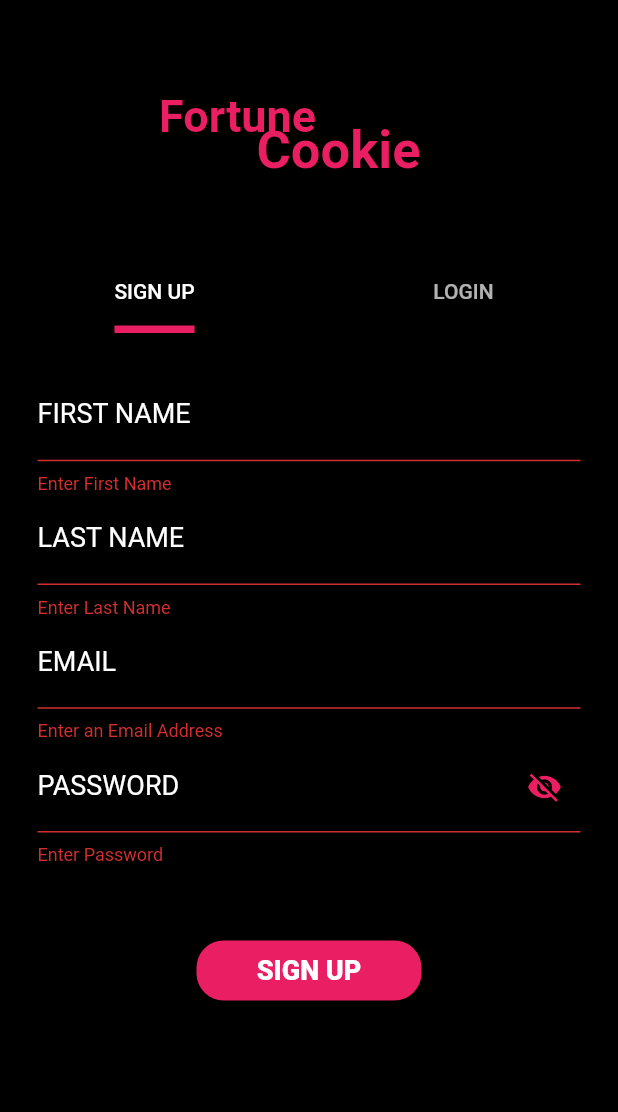
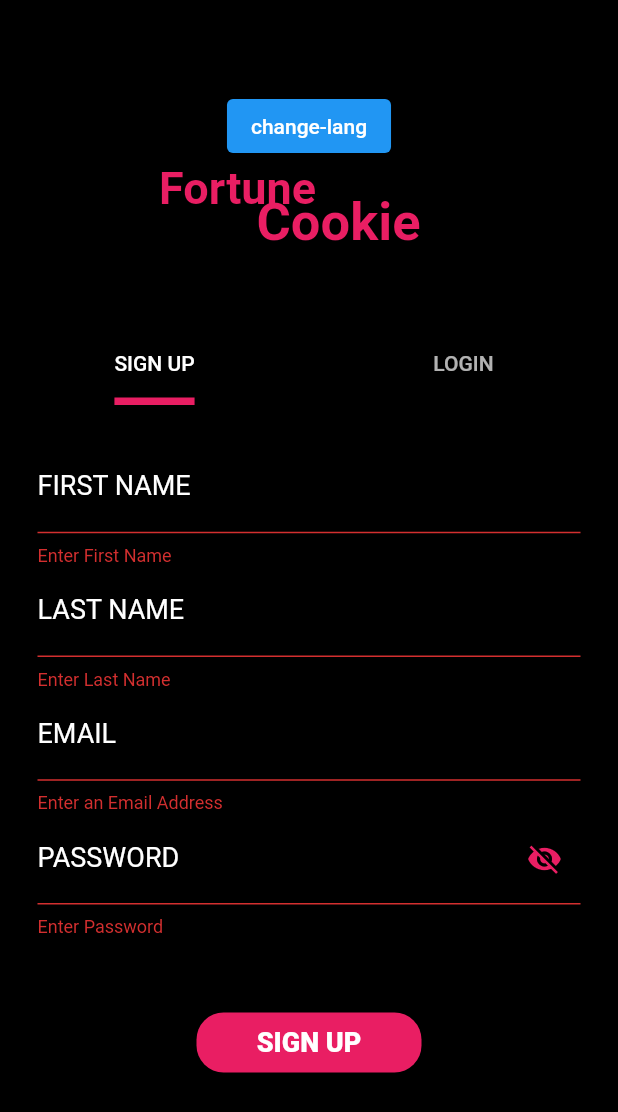
Before and after one commit to svychug/Fortune-cookie, a Flutter app: the screen it shows after launch, on a phone screen of 412 x 824 dp. Shown: the top 1112 px of the screen. Run offline on Flutter 3.47's test engine with Material 2 defaults, Android fonts, the phone set to English and light mode, and no system bars; our stand-ins replace audioplayers, cloud_firestore, firebase_auth, firebase_core, get, google_fonts and 3 more; accounts and stored records are empty.

Commit message:
localization - Added localization to app.

```diff
--- /dev/null
+++ b/lib/localization/locale_string.dart
@@ -0,0 +1,37 @@
+import 'package:get/get.dart';
+
+class LocaleString extends Translations{
+  @override
+  // TODO: implement keys
+  Map<String, Map<String, String>> get keys => {
+    //ENGLISH LANGUAGE
+    'en_US':{
+      'change_lang':'Change Language',
+      'signup':'SIGN UP',
+      'login':'LOGIN',
+      'first_name':'FIRST NAME',
+      'last_name':'LAST NAME',
+      'email':'EMAIL',
+      'password':'PASSWORD',
+      'forgot_pass':'Forgot password?',
+      'choose_your_lang':'Choose Your Language',
+      'fortune':'Fortune',
+      'cookie':'Cookie'
+    },
+    //RUSSIAN LANGUAGE
+    'ru_RU':{
+      'change_lang':'Сменить язык',
+      'signup':'Регистрация',
+      'login':'Авторизация',
+      'first_name':'ИМЯ',
+      'last_name':'ФАМИЛИЯ',
+      'email':'ПОЧТА',
+      'password':'ПАРОЛЬ',
+      'forgot_pass':'Забыли пароль?',
+      'choose_your_lang':'Выберите Ваш язык',
+      'fortune':'Печенье',
+      'cookie':'Удачи'
+    },
+  };
+
+}
--- a/lib/main.dart
+++ b/lib/main.dart
@@ -2,6 +2,9 @@ import 'package:cookie/ui/screens/intro_screen.dart';
 import 'package:flutter/material.dart';
 import 'package:google_fonts/google_fonts.dart';
 import 'package:firebase_core/firebase_core.dart';
+import 'package:get/get.dart';
+
+import 'localization/locale_string.dart';
 
 Future<void> main() async {
   WidgetsFlutterBinding.ensureInitialized();
@@ -14,7 +17,9 @@ class MyApp extends StatelessWidget {
 
   @override
   Widget build(BuildContext context) {
-    return MaterialApp(
+    return GetMaterialApp(
+      translations: LocaleString(),
+      locale: const Locale('en','US'),
       debugShowCheckedModeBanner: false,
       title: 'Fortune Cookie',
       theme: ThemeData(
--- a/lib/ui/screens/auth_screen.dart
+++ b/lib/ui/screens/auth_screen.dart
@@ -1,7 +1,9 @@
 import 'package:cookie/ui/screens/login_form.dart';
 import 'package:cookie/ui/screens/sign_up_form.dart';
+import 'package:flutter/foundation.dart';
 import 'package:flutter/material.dart';
 import 'package:google_fonts/google_fonts.dart';
+import 'package:get/get.dart';
 
 class AuthScreen extends StatefulWidget {
   const AuthScreen({Key? key}) : super(key: key);
@@ -11,6 +13,53 @@ class AuthScreen extends StatefulWidget {
 }
 
 class _AuthScreenState extends State<AuthScreen> {
+
+  final List locale = [
+    {'name': 'ENGLISH', 'locale': const Locale('en', 'US')},
+    {'name': 'РУССКИЙ', 'locale': const Locale('ru', 'RU')},
+  ];
+
+  updateLanguage(Locale locale) {
+    Get.back();
+    Get.back();
+    Get.updateLocale(locale);
+  }
+
+  buildLanguageDialog(BuildContext context) {
+    showDialog(
+        context: context,
+        builder: (builder) {
+          return AlertDialog(
+            title: Text('choose_your_lang'.tr),
+            content: SizedBox(
+              width: double.maxFinite,
+              child: ListView.separated(
+                  shrinkWrap: true,
+                  itemBuilder: (context, index) {
+                    return Padding(
+                      padding: const EdgeInsets.all(8.0),
+                      child: GestureDetector(
+                        child: Text(locale[index]['name']),
+                        onTap: () {
+                          if (kDebugMode) {
+                            print(locale[index]['name']);
+                          }
+                          updateLanguage(locale[index]['locale']);
+                        },
+                      ),
+                    );
+                  },
+                  separatorBuilder: (context, index) {
+                    return const Divider(
+                      color: Colors.pink,
+                    );
+                  },
+                  itemCount: locale.length),
+            ),
+          );
+        });
+  }
+
   @override
   Widget build(BuildContext context) {
     return Scaffold(
@@ -22,13 +71,18 @@ class _AuthScreenState extends State<AuthScreen> {
               const SizedBox(
                 height: 60,
               ),
+              ElevatedButton(
+                  onPressed: () {
+                    buildLanguageDialog(context);
+                  },
+                  child: Text('change-lang'.tr)),
               SizedBox(
                 height: 55,
                 width: 200,
                 child: Stack(
                   children: [
                     Text(
-                      "Fortune",
+                      'fortune'.tr,
                       style: GoogleFonts.vollkornSc(
                         color: Theme.of(context).primaryColor,
                         fontSize: 30,
@@ -39,7 +93,7 @@ class _AuthScreenState extends State<AuthScreen> {
                       top: 20,
                       left: 65,
                       child: Text(
-                        "Cookie",
+                        'cookie'.tr,
                         style: GoogleFonts.vollkornSc(
                           color: Theme.of(context).primaryColor,
                           fontSize: 35,
@@ -53,23 +107,23 @@ class _AuthScreenState extends State<AuthScreen> {
             ],
           ),
           Expanded(
-            flex:2,
+            flex: 2,
             child: DefaultTabController(
               length: 2,
               child: Scaffold(
                 backgroundColor: Colors.black,
                 appBar: AppBar(
                   backgroundColor: Colors.black,
-                  bottom: const TabBar(
+                  bottom: TabBar(
                     indicatorColor: Colors.pink,
                     indicatorSize: TabBarIndicatorSize.label,
                     indicatorWeight: 5,
                     tabs: [
                       Tab(
-                        text: "SIGN UP",
+                        text: 'signup'.tr,
                       ),
                       Tab(
-                        text: "LOGIN",
+                        text: 'login'.tr,
                       ),
                     ],
                   ),
--- a/lib/ui/screens/profile_screen.dart
+++ b/lib/ui/screens/profile_screen.dart
@@ -23,7 +23,7 @@ class _ProfileScreenState extends State<ProfileScreen> {
   bool isVisible = true;
 
   static AudioCache player = new AudioCache();
-  static const alarmAudioPath = "images/sound_cookie.mp3";
+  static const alarmAudioPath = "audio/sound_cookie.mp3";
 
   void changePicture() async {
     setState(() {
@@ -59,7 +59,7 @@ class _ProfileScreenState extends State<ProfileScreen> {
   void initState() {
     super.initState();
     _requestPermission();
-    imageGif = AssetImage("assets/images/cookie_gif.gif");
+    imageGif = const AssetImage("assets/images/cookie_gif.gif");
   }
 
   @override
--- a/pubspec.yaml
+++ b/pubspec.yaml
@@ -42,6 +42,7 @@ dependencies:
   audioplayers: ^0.20.1
   permission_handler: ^8.3.0
   image_gallery_saver: ^1.7.1
+  get: ^4.6.1
 
 dev_dependencies:
   flutter_test:
@@ -67,9 +68,9 @@ flutter:
     - assets/images/cookie_closed.jpg
     - assets/images/cookie_opened.jpg
     - assets/images/cookie_gif.gif
-    - assets/images/cookie_video.mp4
+    - assets/video/cookie_video.mp4
     - assets/images/popup.png
-    - assets/images/sound_cookie.mp3
+    - assets/audio/sound_cookie.mp3
 
   # The following line ensures that the Material Icons font is
   # included with your application, so that you can use the icons in
```
Also changed, not shown: lib/ui/screens/reset_screen.dart (+28 -11 lines), pubspec.lock, 3 other files.
